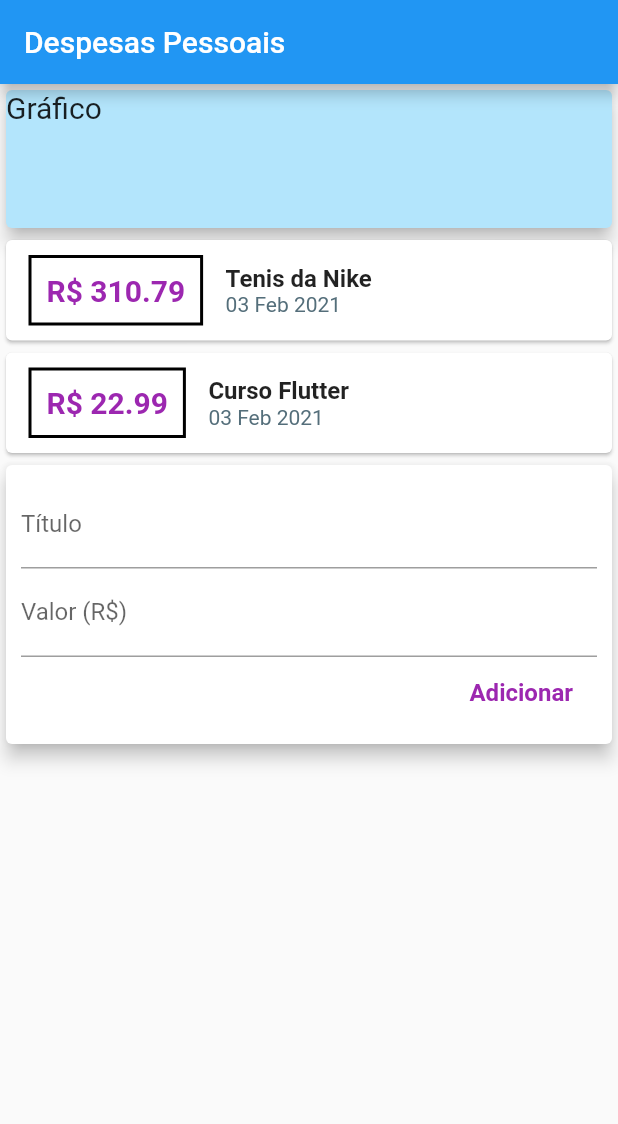
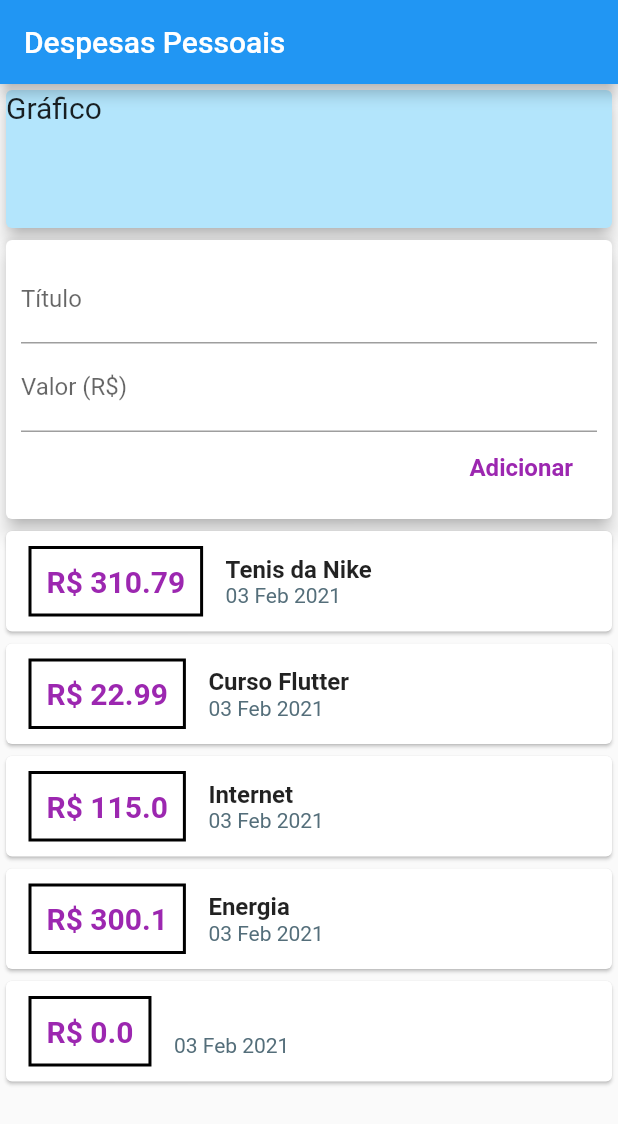
Before and after one commit to RobertoNicolau/expenses, a Flutter app: the screen it shows after launch, after a tap on "Adicionar", on a phone screen of 412 x 824 dp. Shown: the top 1124 px of the screen. Run offline on Flutter 3.47's test engine with Material 2 defaults, Android fonts, the phone set to English and light mode, and no system bars.

Commit message:
Separação do App em componentes diferentes

```diff
--- /dev/null
+++ b/lib/components/transactio_user.dart
@@ -0,0 +1,63 @@
+import 'dart:math';
+
+import 'package:flutter/material.dart';
+import 'transaction_form.dart';
+import 'transaction_list.dart';
+import 'package:expenses/models/transaction.dart';
+
+class TransactionUser extends StatefulWidget {
+  @override
+  _TransactionUserState createState() => _TransactionUserState();
+}
+
+class _TransactionUserState extends State<TransactionUser> {
+  final _transactions = [
+    Transaction(
+      id: 't1',
+      title: 'Tenis da Nike',
+      value: 310.79,
+      date: DateTime.now(),
+    ),
+    Transaction(
+      id: 't2',
+      title: 'Curso Flutter',
+      value: 22.99,
+      date: DateTime.now(),
+    ),
+    Transaction(
+      id: 't3',
+      title: 'Internet',
+      value: 115,
+      date: DateTime.now(),
+    ),
+    Transaction(
+      id: 't4',
+      title: 'Energia',
+      value: 300.10,
+      date: DateTime.now(),
+    ),
+  ];
+
+  _addTransaction(String title, double value) {
+    final newTransaction = Transaction(
+      id: Random().nextDouble().toString(),
+      title: title,
+      value: value,
+      date: DateTime.now(),
+    );
+
+    setState(() {
+      _transactions.add(newTransaction);
+    });
+  }
+
+  @override
+  Widget build(BuildContext context) {
+    return Column(
+      children: [
+        TransactionForm(_addTransaction), //Comunicação Indireta
+        TransactionList(_transactions), //Comunicação Direta
+      ],
+    );
+  }
+}
--- /dev/null
+++ b/lib/components/transaction_form.dart
@@ -0,0 +1,57 @@
+import 'package:flutter/material.dart';
+
+class TransactionForm extends StatelessWidget {
+  final titleController = TextEditingController();
+  final valueController = TextEditingController();
+
+  final void Function(String, double) onSubmit;
+
+  TransactionForm(this.onSubmit);
+
+  @override
+  Widget build(BuildContext context) {
+    return Card(
+      elevation: 5,
+      child: Padding(
+        padding: const EdgeInsets.all(10),
+        child: Column(
+          children: [
+            TextField(
+              controller: titleController,
+              decoration: InputDecoration(
+                labelText: 'Título',
+              ),
+            ),
+            TextField(
+              controller: valueController,
+              decoration: InputDecoration(
+                labelText: 'Valor (R\$)',
+              ),
+            ),
+            Row(
+              mainAxisAlignment: MainAxisAlignment.end,
+              crossAxisAlignment: CrossAxisAlignment.start,
+              children: [
+                FlatButton(
+                  onPressed: () {
+                    final title = titleController.text;
+                    final value = double.tryParse(valueController.text) ?? 0.0;
+                    onSubmit(title, value);
+                  },
+                  child: Text(
+                    'Adicionar',
+                    style: TextStyle(
+                      fontSize: 16,
+                      fontWeight: FontWeight.bold,
+                      color: Colors.purple,
+                    ),
+                  ),
+                ),
+              ],
+            )
+          ],
+        ),
+      ),
+    );
+  }
+}
--- /dev/null
+++ b/lib/components/transaction_list.dart
@@ -0,0 +1,60 @@
+import 'package:flutter/material.dart';
+import '../models/transaction.dart';
+import 'package:intl/intl.dart';
+
+class TransactionList extends StatelessWidget {
+  final List<Transaction> transactions;
+
+  TransactionList(this.transactions);
+
+  @override
+  Widget build(BuildContext context) {
+    return Column(
+      children: transactions.map((tr) {
+        return Card(
+          child: Row(
+            children: [
+              Container(
+                margin: EdgeInsets.symmetric(
+                  horizontal: 15,
+                  vertical: 10,
+                ),
+                decoration: BoxDecoration(
+                  border: Border.all(
+                    color: Colors.black,
+                    width: 2,
+                  ),
+                ),
+                padding: EdgeInsets.all(10),
+                child: Text(
+                  'R\$ ${tr.value.toString()}',
+                  style: TextStyle(
+                    fontWeight: FontWeight.bold,
+                    fontSize: 20,
+                    color: Colors.purple,
+                  ),
+                ),
+              ),
+              Column(
+                crossAxisAlignment: CrossAxisAlignment.start,
+                children: [
+                  Text(
+                    tr.title,
+                    style: TextStyle(
+                      fontWeight: FontWeight.bold,
+                      fontSize: 16,
+                    ),
+                  ),
+                  Text(
+                    DateFormat('dd MMM y').format(tr.date),
+                    style: TextStyle(color: Colors.blueGrey[600]),
+                  )
+                ],
+              )
+            ],
+          ),
+        );
+      }).toList(),
+    );
+  }
+}
--- a/lib/main.dart
+++ b/lib/main.dart
@@ -1,6 +1,5 @@
-import 'package:expenses/models/transaction.dart';
 import 'package:flutter/material.dart';
-import 'package:intl/intl.dart';
+import './components/transactio_user.dart';
 
 main() => runApp(ExpensesApp());
 
@@ -14,24 +13,6 @@ class ExpensesApp extends StatelessWidget {
 }
 
 class MyHomePage extends StatelessWidget {
-  final titleController = TextEditingController();
-  final valueController = TextEditingController();
-
-  final _transactions = [
-    Transaction(
-      id: 't1',
-      title: 'Tenis da Nike',
-      value: 310.79,
-      date: DateTime.now(),
-    ),
-    Transaction(
-      id: 't2',
-      title: 'Curso Flutter',
-      value: 22.99,
-      date: DateTime.now(),
-    ),
-  ];
-
   @override
   Widget build(BuildContext context) {
     return Scaffold(
@@ -54,95 +35,7 @@ class MyHomePage extends StatelessWidget {
               elevation: 5,
             ),
           ),
-          Column(
-            children: _transactions.map((tr) {
-              return Card(
-                child: Row(
-                  children: [
-                    Container(
-                      margin: EdgeInsets.symmetric(
-                        horizontal: 15,
-                        vertical: 10,
-                      ),
-                      decoration: BoxDecoration(
-                        border: Border.all(
-                          color: Colors.black,
-                          width: 2,
-                        ),
-                      ),
-                      padding: EdgeInsets.all(10),
-                      child: Text(
-                        'R\$ ${tr.value.toString()}',
-                        style: TextStyle(
-                          fontWeight: FontWeight.bold,
-                          fontSize: 20,
-                          color: Colors.purple,
-                        ),
-                      ),
-                    ),
-                    Column(
-                      crossAxisAlignment: CrossAxisAlignment.start,
-                      children: [
-                        Text(
-                          tr.title,
-                          style: TextStyle(
-                            fontWeight: FontWeight.bold,
-                            fontSize: 16,
-                          ),
-                        ),
-                        Text(
-                          DateFormat('dd MMM y').format(tr.date),
-                          style: TextStyle(color: Colors.blueGrey[600]),
-                        )
-                      ],
-                    )
-                  ],
-                ),
-              );
-            }).toList(),
-          ),
-          Card(
-            elevation: 5,
-            child: Padding(
-              padding: const EdgeInsets.all(10),
-              child: Column(
-                children: [
-                  TextField(
-                    controller: titleController,
-                    decoration: InputDecoration(
-                      labelText: 'Título',
-                    ),
-                  ),
-                  TextField(
-                    controller: valueController,
-                    decoration: InputDecoration(
-                      labelText: 'Valor (R\$)',
-                    ),
-                  ),
-                  Row(
-                    mainAxisAlignment: MainAxisAlignment.end,
-                    crossAxisAlignment: CrossAxisAlignment.start,
-                    children: [
-                      FlatButton(
-                        onPressed: () {
-                          print('Título: ${titleController.text}');
-                          print('Valor: ${valueController.text}');
-                        },
-                        child: Text(
-                          'Adicionar',
-                          style: TextStyle(
-                            fontSize: 16,
-                            fontWeight: FontWeight.bold,
-                            color: Colors.purple,
-                          ),
-                        ),
-                      ),
-                    ],
-                  )
-                ],
-              ),
-            ),
-          )
+          TransactionUser(),
         ],
       ),
     );
```
